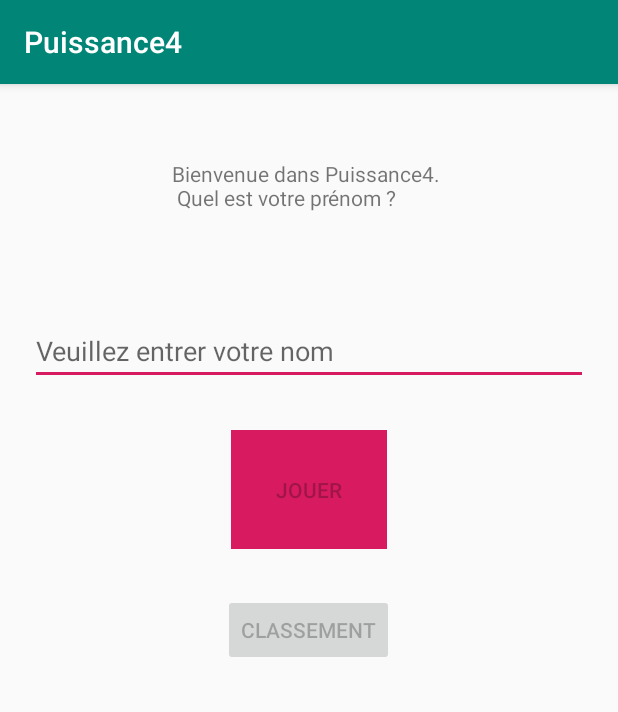
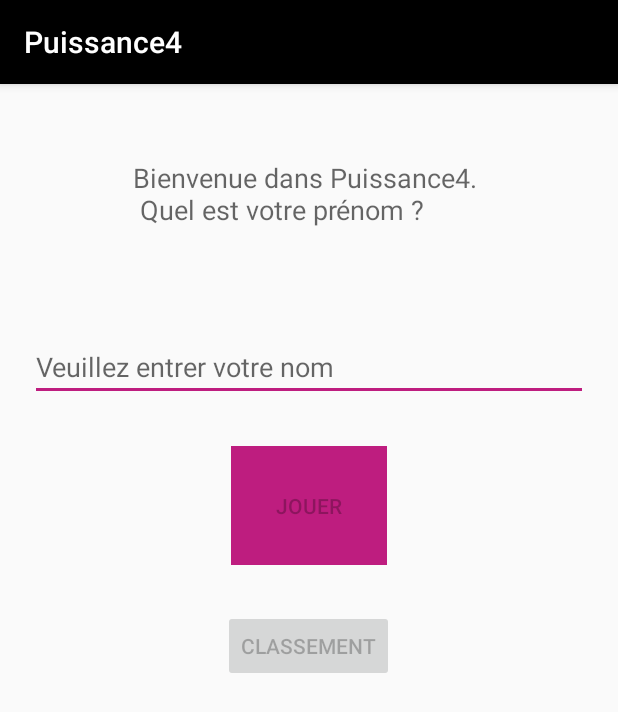
Before and after one commit to Yanis-971/Puissance4, an Android app: the screen it shows after launch (MainActivity), on a phone screen of 412 x 824 dp. Shown: the top 712 px of the screen. Run offline under Robolectric (Android 15) with nearby library versions, the phone set to English and light mode, and no system bars.

Commit message:
Update Couleurs et icône

```diff
--- a/app/src/main/res/drawable/jetonrouge.xml
+++ /dev/null
@@ -1,5 +0,0 @@
-<vector android:height="24dp" android:tint="#FF0008"
-    android:viewportHeight="24.0" android:viewportWidth="24.0"
-    android:width="24dp" xmlns:android="http://schemas.android.com/apk/res/android">
-    <path android:fillColor="#FF000000" android:pathData="M12,12m-10,0a10,10 0,1 1,20 0a10,10 0,1 1,-20 0"/>
-</vector>
--- a/app/src/main/res/layout/activity_main.xml
+++ b/app/src/main/res/layout/activity_main.xml
@@ -13,11 +13,11 @@
         android:id="@+id/activity_main_bievenue_txt"
         android:layout_width="wrap_content"
         android:layout_height="wrap_content"
+        android:layout_gravity="center_horizontal"
+        android:layout_margin="30dp"
+        android:padding="20dp"
         android:text="Bienvenue dans Puissance4. \n Quel est votre prénom ?"
-        android:layout_margin="30dp"
-        android:layout_gravity="center_horizontal"
-        android:padding="20dp"
-        />
+        android:textAppearance="@style/TextAppearance.AppCompat.Medium" />
 
     <EditText
         android:id="@+id/activity_main_pseudo_input"
@@ -49,4 +49,5 @@
 
 
 
+
 </LinearLayout>
--- a/app/src/main/res/mipmap-anydpi-v26/ic_launcher.xml
+++ b/app/src/main/res/mipmap-anydpi-v26/ic_launcher.xml
@@ -1,5 +1,5 @@
 <?xml version="1.0" encoding="utf-8"?>
 <adaptive-icon xmlns:android="http://schemas.android.com/apk/res/android">
-    <background android:drawable="@drawable/ic_launcher_background" />
-    <foreground android:drawable="@drawable/ic_launcher_foreground" />
+    <background android:drawable="@color/ic_launcher_background"/>
+    <foreground android:drawable="@drawable/ic_launcher_foreground"/>
 </adaptive-icon>
--- a/app/src/main/res/mipmap-anydpi-v26/ic_launcher_round.xml
+++ b/app/src/main/res/mipmap-anydpi-v26/ic_launcher_round.xml
@@ -1,5 +1,5 @@
 <?xml version="1.0" encoding="utf-8"?>
 <adaptive-icon xmlns:android="http://schemas.android.com/apk/res/android">
-    <background android:drawable="@drawable/ic_launcher_background" />
-    <foreground android:drawable="@drawable/ic_launcher_foreground" />
+    <background android:drawable="@color/ic_launcher_background"/>
+    <foreground android:drawable="@drawable/ic_launcher_foreground"/>
 </adaptive-icon>
--- a/app/src/main/res/values/colors.xml
+++ b/app/src/main/res/values/colors.xml
@@ -1,6 +1,6 @@
 <?xml version="1.0" encoding="utf-8"?>
 <resources>
-    <color name="colorPrimary">#008577</color>
-    <color name="colorPrimaryDark">#00574B</color>
-    <color name="colorAccent">#D81B60</color>
+    <color name="colorPrimary">#000000</color>
+    <color name="colorPrimaryDark">#404241</color>
+    <color name="colorAccent">#BE1D7F</color>
 </resources>
--- /dev/null
+++ b/app/src/main/res/values/ic_launcher_background.xml
@@ -0,0 +1,4 @@
+<?xml version="1.0" encoding="utf-8"?>
+<resources>
+    <color name="ic_launcher_background">#000000</color>
+</resources>
```
Also changed, not shown: app/src/main/res/drawable/ic_launcher_foreground.xml (added, +16 -0 lines), app/src/main/ic_launcher-web.png (added), app/src/main/res/mipmap-hdpi/ic_launcher.png, app/src/main/res/mipmap-hdpi/ic_launcher_round.png, app/src/main/res/mipmap-mdpi/ic_launcher.png, app/src/main/res/mipmap-mdpi/ic_launcher_round.png, app/src/main/res/mipmap-xhdpi/ic_launcher.png, app/src/main/res/mipmap-xhdpi/ic_launcher_round.png, app/src/main/res/mipmap-xxhdpi/ic_launcher.png, app/src/main/res/mipmap-xxhdpi/ic_launcher_round.png, app/src/main/res/mipmap-xxxhdpi/ic_launcher.png, app/src/main/res/mipmap-xxxhdpi/ic_launcher_round.png.
